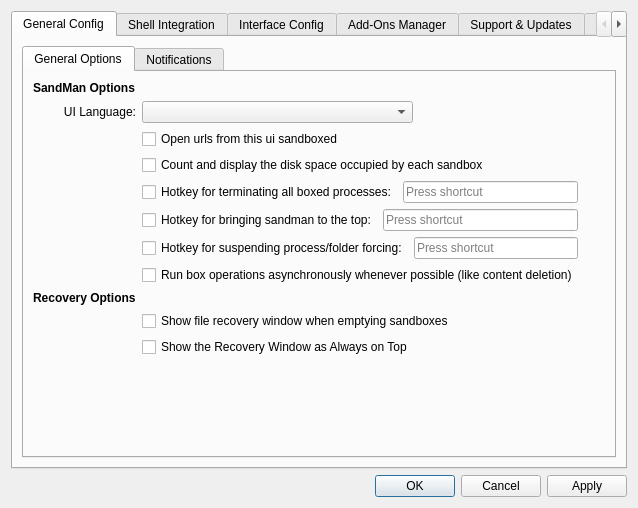
Before: the Qt Designer form SandboxiePlus/SandMan/Forms/SettingsWindow.ui in sandboxie-plus/Sandboxie, drawn with Qt 5.
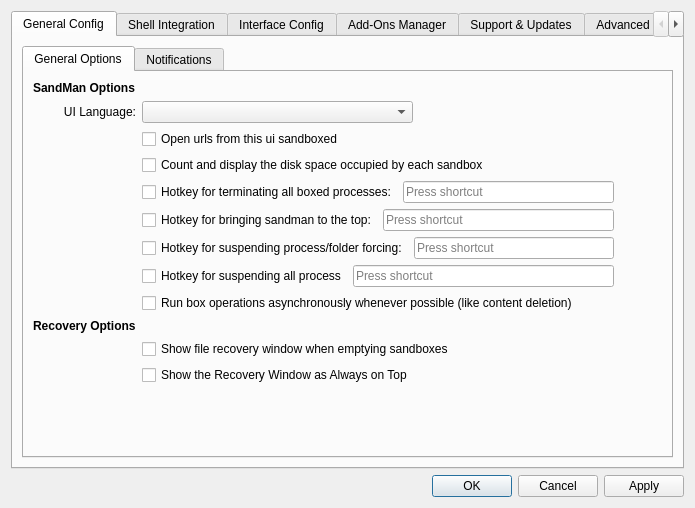
After: the same form once the commit is applied. Icons and pictures are not drawn.

Commit message: Added“Pause all process” global shortcut key.

The edit to the form file:
```diff
--- a/SandboxiePlus/SandMan/Forms/SettingsWindow.ui
+++ b/SandboxiePlus/SandMan/Forms/SettingsWindow.ui
@@ -6,7 +6,7 @@
    <rect>
     <x>0</x>
     <y>0</y>
-    <width>627</width>
+    <width>695</width>
     <height>508</height>
    </rect>
   </property>
@@ -64,24 +64,20 @@
             <attribute name="title">
              <string>General Options</string>
             </attribute>
-            <layout class="QGridLayout" name="gridLayout_27">
-             <item row="0" column="0">
               <layout class="QGridLayout" name="gridLayout_8">
-               <item row="1" column="1">
-                <widget class="QComboBox" name="uiLang"/>
-               </item>
-               <item row="11" column="1">
-                <spacer name="verticalSpacer_4">
-                 <property name="orientation">
-                  <enum>Qt::Vertical</enum>
-                 </property>
-                 <property name="sizeHint" stdset="0">
-                  <size>
-                   <width>20</width>
-                   <height>40</height>
-                  </size>
-                 </property>
-                </spacer>
+             <item row="0" column="0">
+              <widget class="QLabel" name="lblGeneral">
+               <property name="font">
+                <font>
+                 <weight>75</weight>
+                 <bold>true</bold>
+                 <kerning>true</kerning>
+                </font>
+               </property>
+               <property name="text">
+                <string>SandMan Options</string>
+               </property>
+              </widget>
                </item>
                <item row="1" column="0">
                 <widget class="QLabel" name="label_19">
@@ -93,34 +89,10 @@
                  </property>
                 </widget>
                </item>
-               <item row="11" column="4">
-                <spacer name="horizontalSpacer_14">
-                 <property name="orientation">
-                  <enum>Qt::Horizontal</enum>
-                 </property>
-                 <property name="sizeHint" stdset="0">
-                  <size>
-                   <width>40</width>
-                   <height>20</height>
-                  </size>
-                 </property>
-                </spacer>
-               </item>
-               <item row="9" column="1" colspan="3">
-                <widget class="QCheckBox" name="chkShowRecovery">
-                 <property name="text">
-                  <string>Show file recovery window when emptying sandboxes</string>
-                 </property>
-                </widget>
-               </item>
-               <item row="3" column="1" colspan="3">
-                <widget class="QCheckBox" name="chkMonitorSize">
-                 <property name="text">
-                  <string>Count and display the disk space occupied by each sandbox</string>
-                 </property>
-                </widget>
-               </item>
-               <item row="2" column="1" colspan="3">
+             <item row="1" column="1">
+              <widget class="QComboBox" name="uiLang"/>
+             </item>
+             <item row="2" column="1">
                 <widget class="QCheckBox" name="chkSandboxUrls">
                  <property name="text">
                   <string>Open urls from this ui sandboxed</string>
@@ -130,67 +102,14 @@
                  </property>
                 </widget>
                </item>
-               <item row="0" column="0">
-                <widget class="QLabel" name="lblGeneral">
-                 <property name="font">
-                  <font>
-                   <bold>true</bold>
-                   <kerning>true</kerning>
-                  </font>
-                 </property>
+             <item row="3" column="1" colspan="2">
+              <widget class="QCheckBox" name="chkMonitorSize">
                  <property name="text">
-                  <string>SandMan Options</string>
+                <string>Count and display the disk space occupied by each sandbox</string>
                  </property>
                 </widget>
                </item>
-               <item row="11" column="2" colspan="2">
-                <spacer name="horizontalSpacer_8">
-                 <property name="orientation">
-                  <enum>Qt::Horizontal</enum>
-                 </property>
-                 <property name="sizeHint" stdset="0">
-                  <size>
-                   <width>40</width>
-                   <height>20</height>
-                  </size>
-                 </property>
-                </spacer>
-               </item>
-               <item row="10" column="1">
-                <widget class="QCheckBox" name="chkRecoveryTop">
-                 <property name="text">
-                  <string>Show the Recovery Window as Always on Top</string>
-                 </property>
-                </widget>
-               </item>
-               <item row="8" column="0">
-                <widget class="QLabel" name="lblRecovery">
-                 <property name="font">
-                  <font>
-                   <bold>true</bold>
-                   <kerning>true</kerning>
-                  </font>
-                 </property>
-                 <property name="text">
-                  <string>Recovery Options</string>
-                 </property>
-                </widget>
-               </item>
-               <item row="5" column="1" colspan="3">
-                <layout class="QHBoxLayout" name="horizontalLayout_5">
-                 <item>
-                  <widget class="QCheckBox" name="chkTop">
-                   <property name="text">
-                    <string>Hotkey for bringing sandman to the top:</string>
-                   </property>
-                  </widget>
-                 </item>
-                 <item>
-                  <widget class="QKeySequenceEdit" name="keyTop"/>
-                 </item>
-                </layout>
-               </item>
-               <item row="4" column="1" colspan="3">
+             <item row="4" column="1" colspan="2">
                 <layout class="QHBoxLayout" name="horizontalLayout_3">
                  <item>
                   <widget class="QCheckBox" name="chkPanic">
@@ -204,14 +123,21 @@
                  </item>
                 </layout>
                </item>
-               <item row="7" column="1" colspan="3">
-                <widget class="QCheckBox" name="chkAsyncBoxOps">
+             <item row="5" column="1" colspan="2">
+              <layout class="QHBoxLayout" name="horizontalLayout_5">
+               <item>
+                <widget class="QCheckBox" name="chkTop">
                  <property name="text">
-                  <string>Run box operations asynchronously whenever possible (like content deletion)</string>
+                  <string>Hotkey for bringing sandman to the top:</string>
                  </property>
                 </widget>
                </item>
-               <item row="6" column="1" colspan="3">
+               <item>
+                <widget class="QKeySequenceEdit" name="keyTop"/>
+               </item>
+              </layout>
+             </item>
+             <item row="6" column="1" colspan="2">
                 <layout class="QHBoxLayout" name="horizontalLayout_6">
                  <item>
                   <widget class="QCheckBox" name="chkPauseForce">
@@ -225,8 +151,94 @@
                  </item>
                 </layout>
                </item>
+             <item row="7" column="1" colspan="2">
+              <layout class="QHBoxLayout" name="horizontalLayout_2">
+               <item>
+                <widget class="QCheckBox" name="chkSuspend">
+                 <property name="text">
+                  <string>Hotkey for suspending all process</string>
+                 </property>
+                </widget>
+               </item>
+               <item>
+                <widget class="QKeySequenceEdit" name="keySuspend"/>
+               </item>
               </layout>
              </item>
+             <item row="8" column="1" colspan="2">
+              <widget class="QCheckBox" name="chkAsyncBoxOps">
+               <property name="text">
+                <string>Run box operations asynchronously whenever possible (like content deletion)</string>
+               </property>
+              </widget>
+             </item>
+             <item row="9" column="0">
+              <widget class="QLabel" name="lblRecovery">
+               <property name="font">
+                <font>
+                 <weight>75</weight>
+                 <bold>true</bold>
+                 <kerning>true</kerning>
+                </font>
+               </property>
+               <property name="text">
+                <string>Recovery Options</string>
+               </property>
+              </widget>
+             </item>
+             <item row="10" column="1" colspan="2">
+              <widget class="QCheckBox" name="chkShowRecovery">
+               <property name="text">
+                <string>Show file recovery window when emptying sandboxes</string>
+               </property>
+              </widget>
+             </item>
+             <item row="11" column="1">
+              <widget class="QCheckBox" name="chkRecoveryTop">
+               <property name="text">
+                <string>Show the Recovery Window as Always on Top</string>
+               </property>
+              </widget>
+             </item>
+             <item row="11" column="3" rowspan="2">
+              <spacer name="horizontalSpacer_14">
+               <property name="orientation">
+                <enum>Qt::Horizontal</enum>
+               </property>
+               <property name="sizeHint" stdset="0">
+                <size>
+                 <width>40</width>
+                 <height>20</height>
+                </size>
+               </property>
+              </spacer>
+             </item>
+             <item row="12" column="1">
+              <spacer name="verticalSpacer_4">
+               <property name="orientation">
+                <enum>Qt::Vertical</enum>
+               </property>
+               <property name="sizeHint" stdset="0">
+                <size>
+                 <width>20</width>
+                 <height>84</height>
+                </size>
+               </property>
+              </spacer>
+             </item>
+             <item row="12" column="2">
+              <spacer name="horizontalSpacer_8">
+               <property name="orientation">
+                <enum>Qt::Horizontal</enum>
+               </property>
+               <property name="sizeHint" stdset="0">
+                <size>
+                 <width>195</width>
+                 <height>20</height>
+                </size>
+               </property>
+              </spacer>
+             </item>
             </layout>
            </widget>
            <widget class="QWidget" name="tab_4">
```
Left out of the diff: 15 changed lines with no effect on the pictures. Lines whose indentation alone changed are shown as unchanged. The commit also changes 2 other files.
